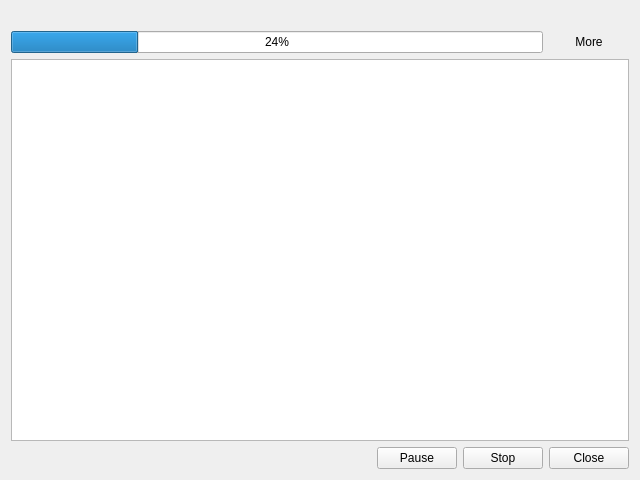
Old version of the form src/tasks/taskmonitor.ui in the repository alorence/tym.
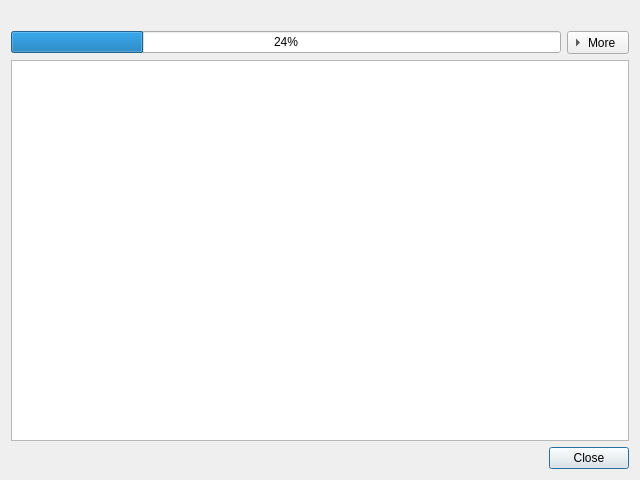
New version of the form.

Commit message: (task monitor) Improve gui

```diff
--- a/src/tasks/taskmonitor.ui
+++ b/src/tasks/taskmonitor.ui
@@ -14,33 +14,6 @@
    <string>Dialog</string>
   </property>
   <layout class="QGridLayout" name="gridLayout">
-   <item row="0" column="0" colspan="2">
-    <widget class="QLabel" name="statusLabel">
-     <property name="text">
-      <string>&lt;status&gt;</string>
-     </property>
-    </widget>
-   </item>
-   <item row="1" column="0">
-    <widget class="QProgressBar" name="progressBar">
-     <property name="value">
-      <number>24</number>
-     </property>
-    </widget>
-   </item>
-   <item row="1" column="1">
-    <widget class="QPushButton" name="moreButton">
-     <property name="text">
-      <string>More</string>
-     </property>
-     <property name="checkable">
-      <bool>true</bool>
-     </property>
-     <property name="flat">
-      <bool>true</bool>
-     </property>
-    </widget>
-   </item>
    <item row="2" column="0" colspan="2">
     <widget class="QTreeWidget" name="resultTree">
      <attribute name="headerVisible">
@@ -54,44 +27,51 @@
     </widget>
    </item>
    <item row="3" column="0" colspan="2">
-    <layout class="QHBoxLayout" name="horizontalLayout">
-     <item>
-      <spacer name="horizontalSpacer">
-       <property name="orientation">
-        <enum>Qt::Horizontal</enum>
-       </property>
-       <property name="sizeHint" stdset="0">
-        <size>
-         <width>40</width>
-         <height>20</height>
-        </size>
-       </property>
-      </spacer>
-     </item>
-     <item>
-      <widget class="QPushButton" name="pauseButton">
-       <property name="text">
-        <string>Pause</string>
+    <widget class="QDialogButtonBox" name="buttonBox">
+     <property name="standardButtons">
+      <set>QDialogButtonBox::Close</set>
+     </property>
+    </widget>
+   </item>
+   <item row="1" column="0">
+    <widget class="QProgressBar" name="progressBar">
+     <property name="value">
+      <number>24</number>
        </property>
       </widget>
      </item>
-     <item>
-      <widget class="QPushButton" name="stopButton">
+   <item row="0" column="0" colspan="2">
+    <widget class="QLabel" name="statusLabel">
        <property name="text">
-        <string>Stop</string>
+      <string/>
        </property>
       </widget>
      </item>
-     <item>
-      <widget class="QPushButton" name="closeButton">
+   <item row="1" column="1">
+    <widget class="QToolButton" name="moreButton">
        <property name="text">
-        <string>Close</string>
-       </property>
+      <string>More</string>
+     </property>
+     <property name="checkable">
+      <bool>true</bool>
+     </property>
+     <property name="toolButtonStyle">
+      <enum>Qt::ToolButtonTextBesideIcon</enum>
+     </property>
+     <property name="arrowType">
+      <enum>Qt::RightArrow</enum>
+     </property>
       </widget>
      </item>
     </layout>
-   </item>
-  </layout>
+  <action name="actionMore">
+   <property name="checkable">
+    <bool>true</bool>
+   </property>
+   <property name="text">
+    <string>More</string>
+   </property>
+  </action>
  </widget>
  <resources/>
  <connections/>
```
Lines whose indentation alone changed are shown as unchanged. The commit also changes 3 other files.
